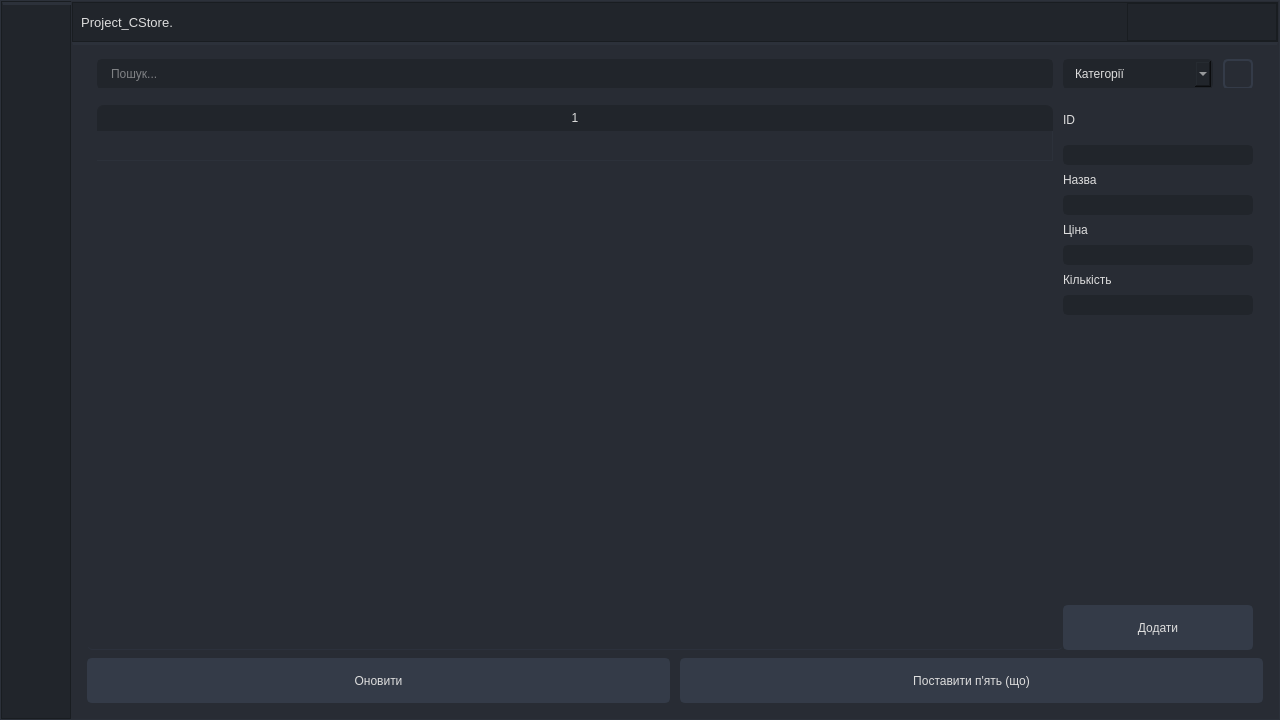
This is CStore/CStore.ui in fr0staman/CStore as Qt 5 draws it before an edit. The edited form follows.
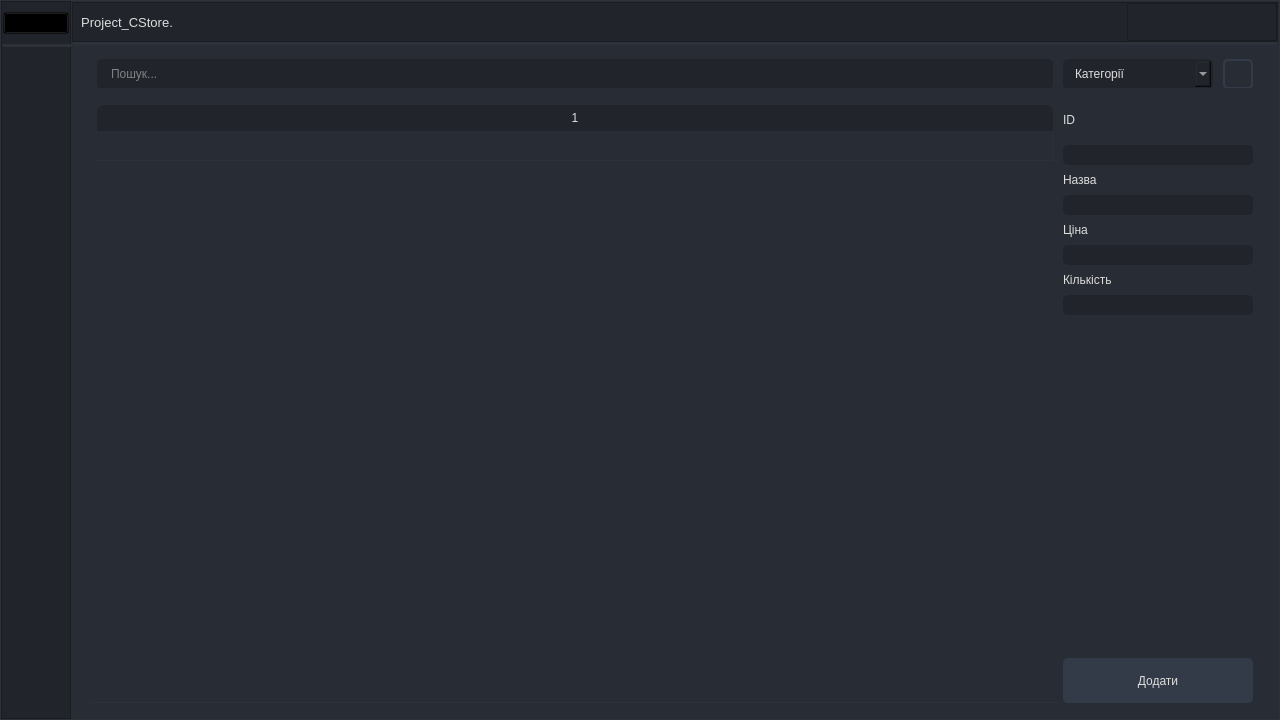
This is the edited form. Icons and pictures are not drawn.

Diff of the .ui file:
```diff
--- a/CStore/CStore.ui
+++ b/CStore/CStore.ui
@@ -612,6 +612,59 @@
           <property name="bottomMargin">
            <number>0</number>
           </property>
+          <item>
+           <widget class="QFrame" name="topLogoInfo">
+            <property name="maximumSize">
+             <size>
+              <width>16777215</width>
+              <height>42</height>
+             </size>
+            </property>
+            <property name="styleSheet">
+             <string notr="true">background-color:transparent</string>
+            </property>
+            <property name="frameShape">
+             <enum>QFrame::StyledPanel</enum>
+            </property>
+            <property name="frameShadow">
+             <enum>QFrame::Raised</enum>
+            </property>
+            <layout class="QVBoxLayout" name="verticalLayout_17">
+             <property name="spacing">
+              <number>0</number>
+             </property>
+             <property name="leftMargin">
+              <number>0</number>
+             </property>
+             <property name="topMargin">
+              <number>0</number>
+             </property>
+             <property name="rightMargin">
+              <number>0</number>
+             </property>
+             <property name="bottomMargin">
+              <number>0</number>
+             </property>
+             <item>
+              <widget class="QPushButton" name="pushButton">
+               <property name="text">
+                <string/>
+               </property>
+               <property name="icon">
+                <iconset resource="CStore.qrc">
+                 <normaloff>:/CStore/icons/icon.png</normaloff>:/CStore/icons/icon.png</iconset>
+               </property>
+               <property name="iconSize">
+                <size>
+                 <width>48</width>
+                 <height>32</height>
+                </size>
+               </property>
+              </widget>
+             </item>
+            </layout>
+           </widget>
+          </item>
           <item>
            <widget class="QFrame" name="leftMenuFrame">
             <property name="minimumSize">
@@ -3000,6 +3053,9 @@
                                <attribute name="horizontalHeaderDefaultSectionSize">
                                 <number>34</number>
                                </attribute>
+                               <attribute name="horizontalHeaderShowSortIndicator" stdset="0">
+                                <bool>false</bool>
+                               </attribute>
                                <attribute name="horizontalHeaderStretchLastSection">
                                 <bool>true</bool>
                                </attribute>
@@ -3015,6 +3071,9 @@
                                <attribute name="verticalHeaderHighlightSections">
                                 <bool>true</bool>
                                </attribute>
+                               <attribute name="verticalHeaderShowSortIndicator" stdset="0">
+                                <bool>false</bool>
+                               </attribute>
                                <row/>
                                <column/>
                               </widget>
@@ -3245,80 +3304,6 @@
                          </layout>
                         </widget>
                        </item>
-                       <item>
-                        <widget class="QFrame" name="buttons">
-                         <property name="minimumSize">
-                          <size>
-                           <width>0</width>
-                           <height>45</height>
-                          </size>
-                         </property>
-                         <property name="cursor">
-                          <cursorShape>ArrowCursor</cursorShape>
-                         </property>
-                         <property name="frameShape">
-                          <enum>QFrame::StyledPanel</enum>
-                         </property>
-                         <property name="frameShadow">
-                          <enum>QFrame::Raised</enum>
-                         </property>
-                         <layout class="QHBoxLayout" name="horizontalLayout_6">
-                          <property name="spacing">
-                           <number>10</number>
-                          </property>
-                          <property name="leftMargin">
-                           <number>0</number>
-                          </property>
-                          <property name="topMargin">
-                           <number>0</number>
-                          </property>
-                          <property name="rightMargin">
-                           <number>0</number>
-                          </property>
-                          <property name="bottomMargin">
-                           <number>0</number>
-                          </property>
-                          <item>
-                           <widget class="QPushButton" name="tovarButton">
-                            <property name="minimumSize">
-                             <size>
-                              <width>0</width>
-                              <height>45</height>
-                             </size>
-                            </property>
-                            <property name="cursor">
-                             <cursorShape>PointingHandCursor</cursorShape>
-                            </property>
-                            <property name="styleSheet">
-                             <string notr="true">background-color: rgb(52, 59, 72);</string>
-                            </property>
-                            <property name="text">
-                             <string>Оновити</string>
-                            </property>
-                           </widget>
-                          </item>
-                          <item>
-                           <widget class="QPushButton" name="orderButton">
-                            <property name="minimumSize">
-                             <size>
-                              <width>0</width>
-                              <height>45</height>
-                             </size>
-                            </property>
-                            <property name="cursor">
-                             <cursorShape>PointingHandCursor</cursorShape>
-                            </property>
-                            <property name="styleSheet">
-                             <string notr="true">background-color: rgb(52, 59, 72)</string>
-                            </property>
-                            <property name="text">
-                             <string>Поставити п'ять (що)</string>
-                            </property>
-                           </widget>
-                          </item>
-                         </layout>
-                        </widget>
-                       </item>
                       </layout>
                      </widget>
                      <widget class="QWidget" name="order">
```
Left out of the diff: 99 changed lines with no effect on the pictures.
